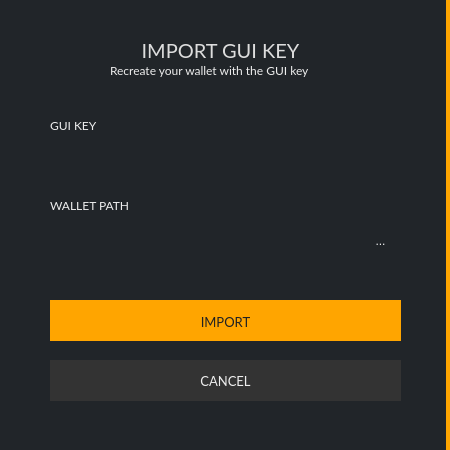
Qt form src/gui/ui/importkeydialog.ui (ConcealNetwork/conceal-desktop) before a commit.
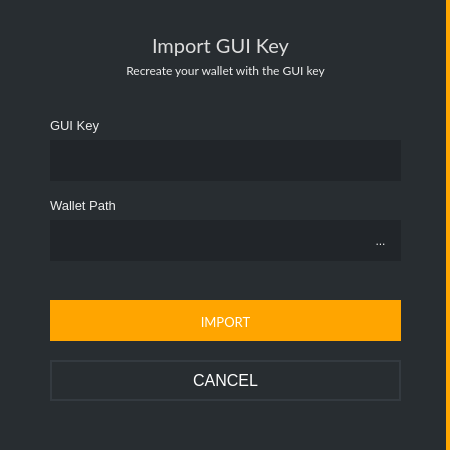
The same form after that commit.

Patch:
```diff
--- a/src/gui/ui/importkeydialog.ui
+++ b/src/gui/ui/importkeydialog.ui
@@ -38,7 +38,7 @@
       </size>
      </property>
      <property name="styleSheet">
-      <string notr="true">background-color: #212529; border-right: 4px solid orange;</string>
+      <string notr="true">background-color: #282d31; border-right: 4px solid orange;</string>
      </property>
      <property name="title">
       <string/>
@@ -47,9 +47,9 @@
       <property name="geometry">
        <rect>
         <x>60</x>
-        <y>40</y>
+        <y>30</y>
         <width>321</width>
-        <height>21</height>
+        <height>31</height>
        </rect>
       </property>
       <property name="font">
@@ -63,7 +63,7 @@
 border-right: 0px;</string>
       </property>
       <property name="text">
-       <string>IMPORT GUI KEY</string>
+       <string>Import GUI Key</string>
       </property>
       <property name="alignment">
        <set>Qt::AlignCenter</set>
@@ -74,22 +74,20 @@
        <rect>
         <x>50</x>
         <y>110</y>
-        <width>70</width>
+        <width>351</width>
         <height>31</height>
        </rect>
       </property>
       <property name="font">
        <font>
-        <family>Lato</family>
-        <pointsize>9</pointsize>
+        <pointsize>-1</pointsize>
        </font>
       </property>
       <property name="styleSheet">
-       <string notr="true">color: #eee;
-border-right: 0px;</string>
+       <string notr="true">color: #eee;border-right: 0px;font-size: 13px;</string>
       </property>
       <property name="text">
-       <string>GUI KEY</string>
+       <string>GUI Key</string>
       </property>
      </widget>
      <widget class="QLineEdit" name="m_keyEdit">
@@ -125,22 +123,20 @@
        <rect>
         <x>50</x>
         <y>190</y>
-        <width>91</width>
+        <width>341</width>
         <height>31</height>
        </rect>
       </property>
       <property name="font">
        <font>
-        <family>Lato</family>
-        <pointsize>9</pointsize>
+        <pointsize>-1</pointsize>
        </font>
       </property>
       <property name="styleSheet">
-       <string notr="true">color: #eee;
-border-right: 0px;</string>
+       <string notr="true">color: #eee;border-right: 0px;font-size: 13px;</string>
       </property>
       <property name="text">
-       <string>WALLET PATH</string>
+       <string>Wallet Path</string>
       </property>
      </widget>
      <widget class="QLineEdit" name="m_pathEdit">
@@ -213,7 +209,7 @@
        </font>
       </property>
       <property name="styleSheet">
-       <string notr="true">color: #222; background-color: orange; border-top: 3px solid orange;
+       <string notr="true">color: white; background-color: orange; border-top: 3px solid orange;
 border-right: 0px;</string>
       </property>
       <property name="text">
@@ -237,13 +233,11 @@
       </property>
       <property name="font">
        <font>
-        <family>Lato</family>
-        <pointsize>10</pointsize>
+        <pointsize>-1</pointsize>
        </font>
       </property>
       <property name="styleSheet">
-       <string notr="true">color: #eee; background-color: #333; 
-border-right: 0px;</string>
+       <string notr="true">color: white; border: 2px solid #343a40; font-size: 16px; background-color: #21259;</string>
       </property>
       <property name="text">
        <string>CANCEL</string>
@@ -252,9 +246,9 @@
      <widget class="QLabel" name="label_4">
       <property name="geometry">
        <rect>
-        <x>110</x>
+        <x>50</x>
         <y>60</y>
-        <width>231</width>
+        <width>351</width>
         <height>21</height>
        </rect>
       </property>
@@ -271,6 +265,9 @@
       <property name="text">
        <string>Recreate your wallet with the GUI key</string>
       </property>
+      <property name="alignment">
+       <set>Qt::AlignCenter</set>
+      </property>
      </widget>
     </widget>
    </item>
```
Left out of the diff: 3 changed lines with no effect on the pictures.
